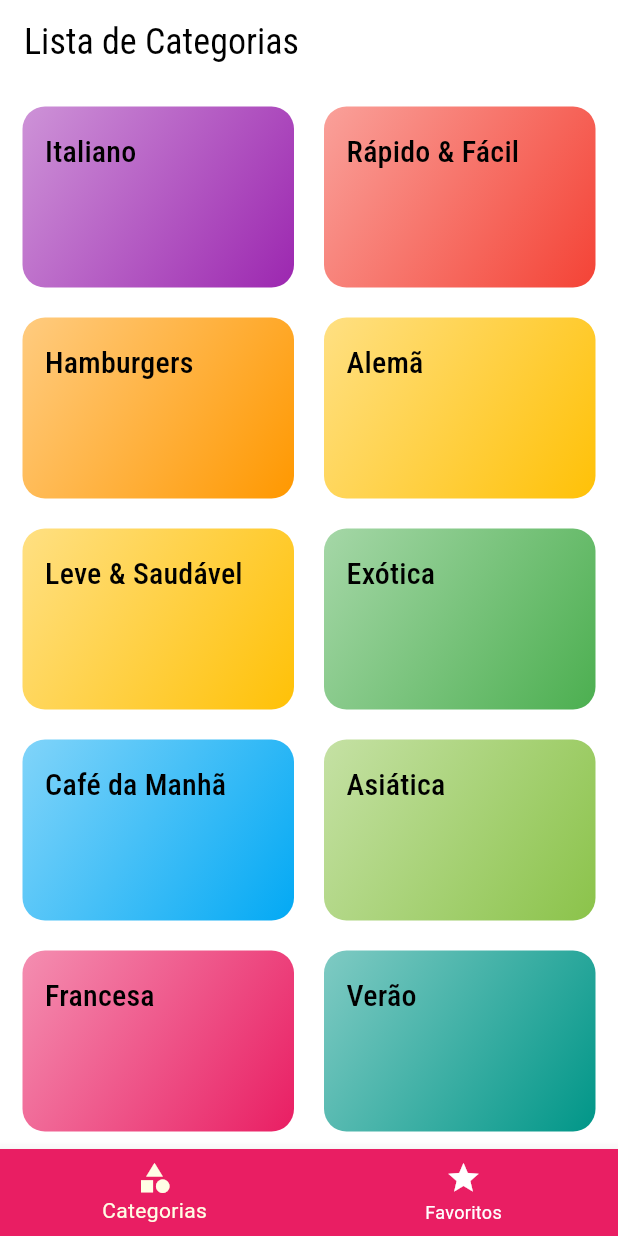
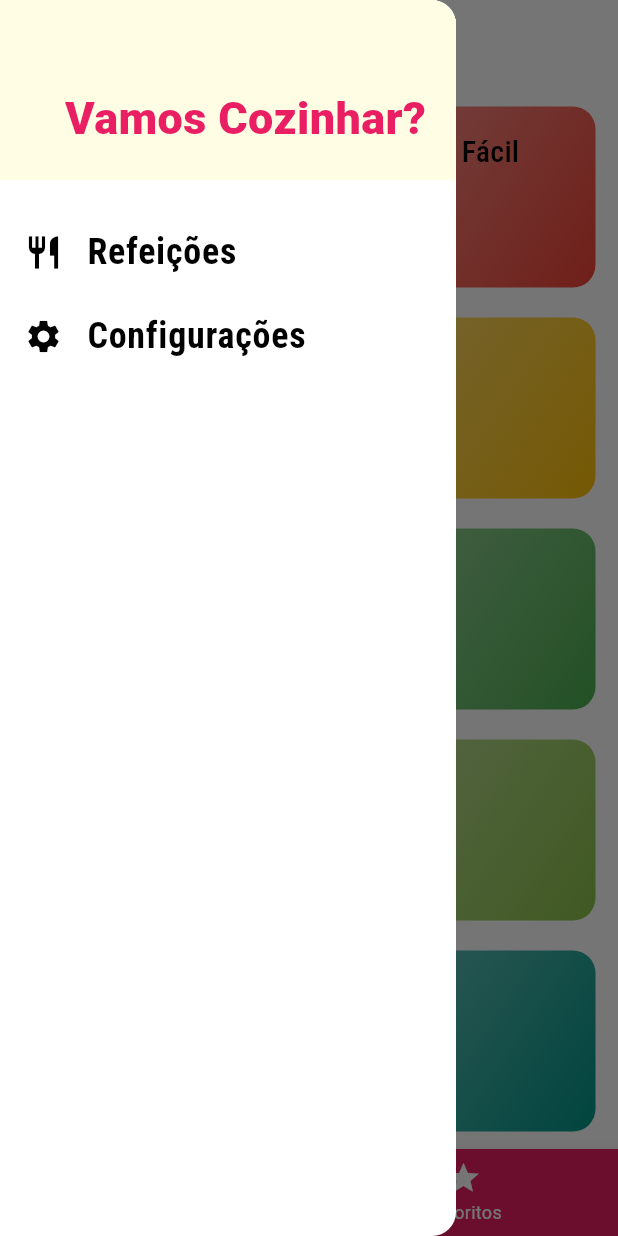
Before and after one commit to maitabom/meals, a Flutter app: the screen it shows after launch, with the side drawer open (before the commit the screen has no drawer), on a phone screen of 412 x 824 dp. Run offline on Flutter 3.47's test engine with Material 3 defaults, Android fonts, the phone set to English and light mode, and no system bars.

Commit message:
Adiciona a classe MainDrawer e integra ao TabsPage para navegação

```diff
--- /dev/null
+++ b/lib/components/main_drawer.dart
@@ -0,0 +1,48 @@
+import 'package:flutter/material.dart';
+
+class MainDrawer extends StatelessWidget {
+  const MainDrawer({super.key});
+
+  Widget createItem(IconData icon, String label) {
+    return ListTile(
+      leading: Icon(icon, size: 26),
+      title: Text(
+        label,
+        style: TextStyle(
+          fontFamily: 'RobotoCondensed',
+          fontSize: 24,
+          fontWeight: FontWeight.bold,
+        ),
+      ),
+      onTap: () {},
+    );
+  }
+
+  @override
+  Widget build(BuildContext context) {
+    return Drawer(
+      child: Column(
+        children: [
+          Container(
+            height: 120,
+            width: double.infinity,
+            padding: EdgeInsets.all(20),
+            color: Theme.of(context).canvasColor,
+            alignment: Alignment.bottomRight,
+            child: Text(
+              'Vamos Cozinhar?',
+              style: TextStyle(
+                fontWeight: FontWeight.w900,
+                fontSize: 30,
+                color: Theme.of(context).primaryColor,
+              ),
+            ),
+          ),
+          SizedBox(height: 20),
+          createItem(Icons.restaurant, 'Refeições'),
+          createItem(Icons.settings, 'Configurações'),
+        ],
+      ),
+    );
+  }
+}
--- a/lib/pages/tabs.dart
+++ b/lib/pages/tabs.dart
@@ -1,4 +1,5 @@
 import 'package:flutter/material.dart';
+import 'package:meals/components/main_drawer.dart';
 import 'package:meals/pages/categories.dart';
 import 'package:meals/pages/favorites.dart';
 
@@ -29,6 +30,7 @@ class _TabsPageState extends State<TabsPage> {
       appBar: AppBar(
         title: Text(screens[selectedScreenIndex]['title'] as String),
       ),
+      drawer: MainDrawer(),
       body: screens[selectedScreenIndex]['page'] as Widget,
       bottomNavigationBar: BottomNavigationBar(
         backgroundColor: Theme.of(context).primaryColor,
```
